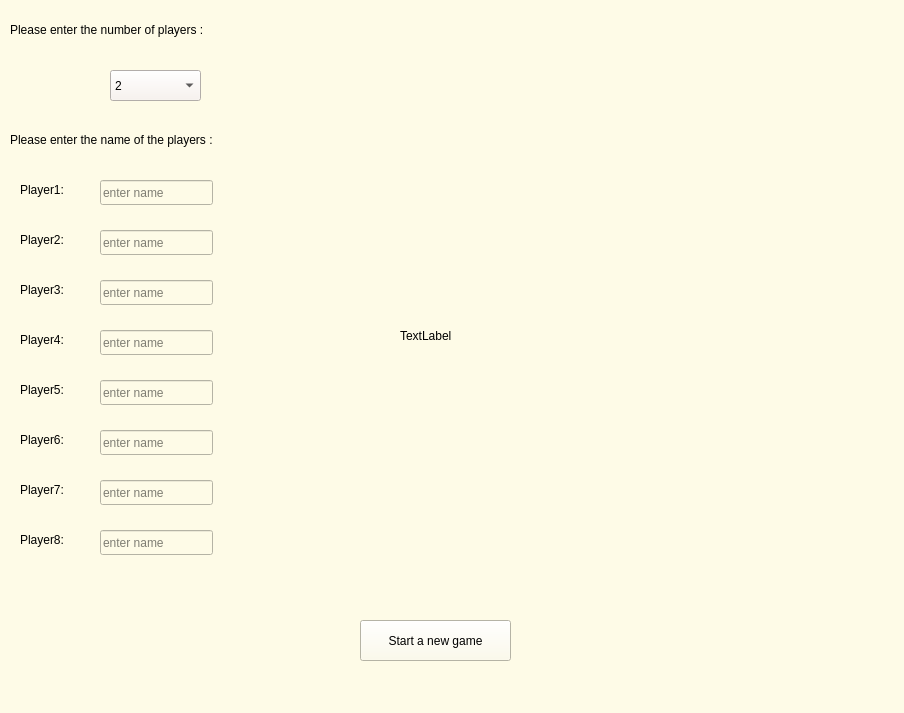
The window that Monopoly/mainwindow.ui (shaahinfaezi/Monopoly) describes before a commit, drawn with Qt 5.
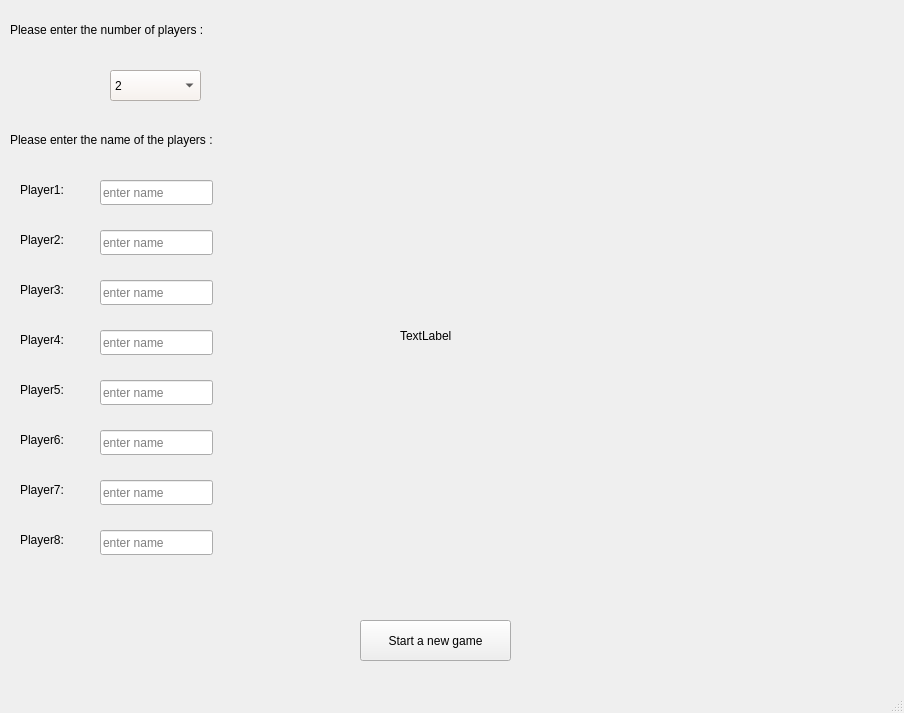
The same window after the commit.

The edit to the form file:
```diff
--- a/Monopoly/mainwindow.ui
+++ b/Monopoly/mainwindow.ui
@@ -14,7 +14,7 @@
    <string>MainWindow</string>
   </property>
   <property name="styleSheet">
-   <string notr="true">background-color:rgb(254, 251, 231);
+   <string notr="true">rgbbackground-color:rgb(103, 103, 103);
 </string>
   </property>
   <widget class="QWidget" name="centralwidget">
```
